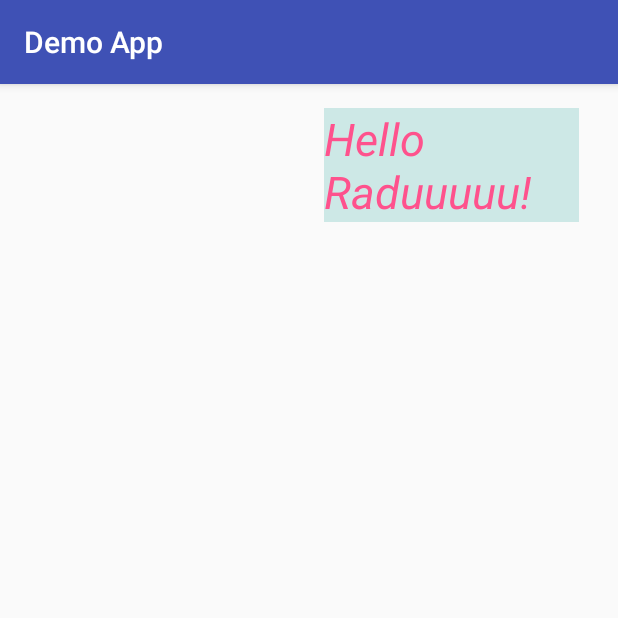
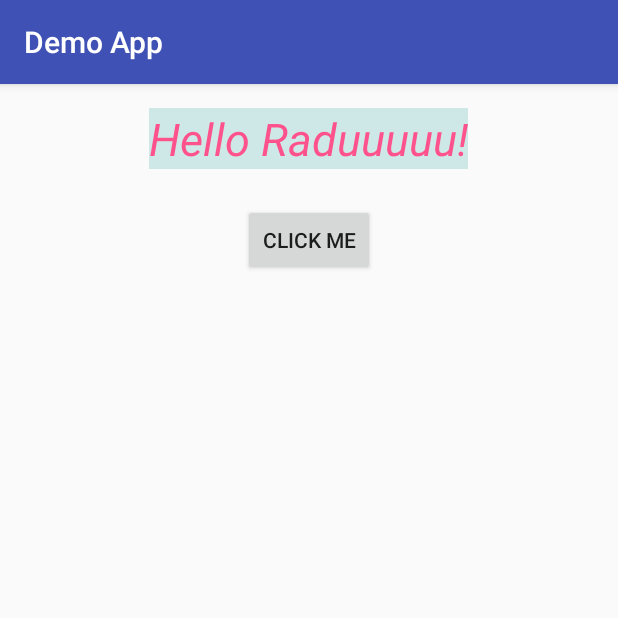
Before and after one commit to raduceaca1234/LearningAndroidStudio, an Android app: the screen it shows after launch (MainActivity), on a phone screen of 412 x 824 dp, the top half of it. Run offline under Robolectric (Android 15) with nearby library versions, the phone set to English and light mode, and no system bars.

Commit message:
Added a button and created a function for it

```diff
--- a/DemoApp/app/src/main/java/com/robpercival/demoapp/MainActivity.java
+++ b/DemoApp/app/src/main/java/com/robpercival/demoapp/MainActivity.java
@@ -2,8 +2,17 @@ package com.robpercival.demoapp;
 
 import android.support.v7.app.AppCompatActivity;
 import android.os.Bundle;
+import android.util.Log;
+import android.view.View;
 
 public class MainActivity extends AppCompatActivity {
+
+    public void clickFunction(View view){
+
+        Log.i("Info","Button Pressed!");
+
+
+    }
 
     @Override
     protected void onCreate(Bundle savedInstanceState) {
--- a/DemoApp/app/src/main/res/layout/activity_main.xml
+++ b/DemoApp/app/src/main/res/layout/activity_main.xml
@@ -15,8 +15,6 @@
         android:layout_height="wrap_content"
         android:text="Hello Raduuuuu!"
         android:id="@+id/textView"
-        android:layout_marginRight="10dp"
-        android:layout_marginLeft="200dp"
         android:alpha="0.9"
         android:background="@color/highlighted_text_material_dark"
         android:fontFamily="@string/abc_search_hint"
@@ -24,6 +22,18 @@
         android:fontFeatureSettings="@string/app_name"
         android:textSize="30sp"
         android:textColorLink="?android:attr/colorPrimaryDark"
-        android:textColor="@color/colorAccent" />
+        android:textColor="@color/colorAccent"
+        android:layout_alignParentTop="true"
+        android:layout_centerHorizontal="true" />
+
+    <Button
+        android:text="Click me"
+        android:layout_width="wrap_content"
+        android:layout_height="wrap_content"
+        android:layout_marginTop="23dp"
+        android:id="@+id/button"
+        android:onClick="clickFunction"
+        android:layout_below="@+id/textView"
+        android:layout_centerHorizontal="true" />
 
 </RelativeLayout>
```
